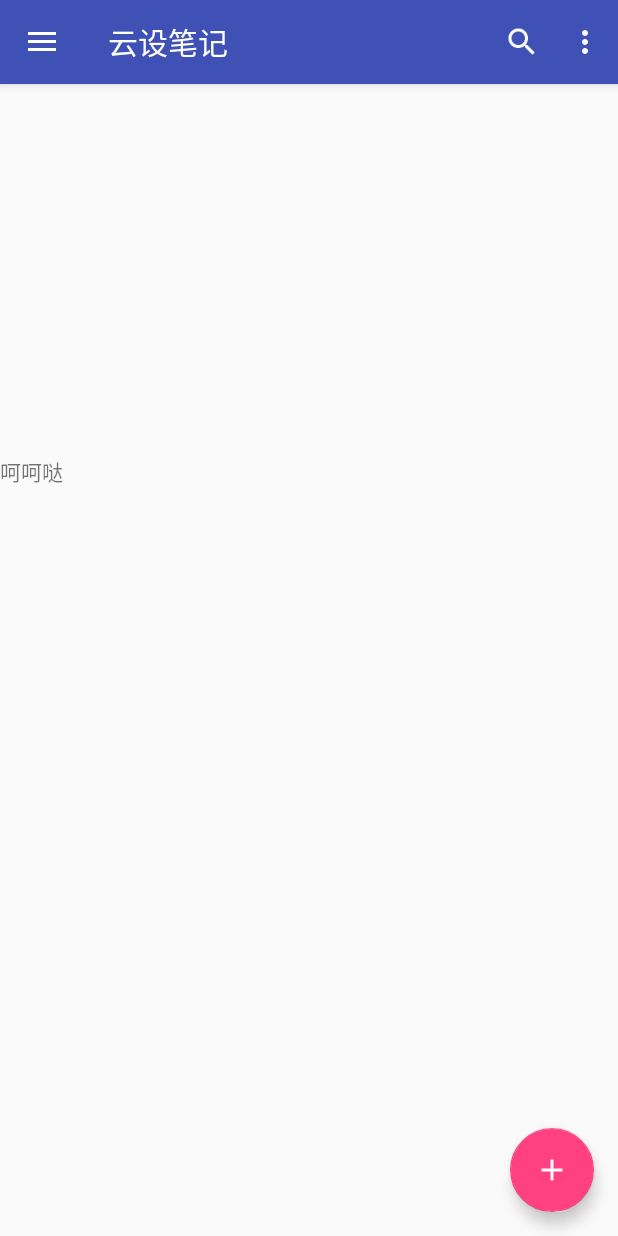
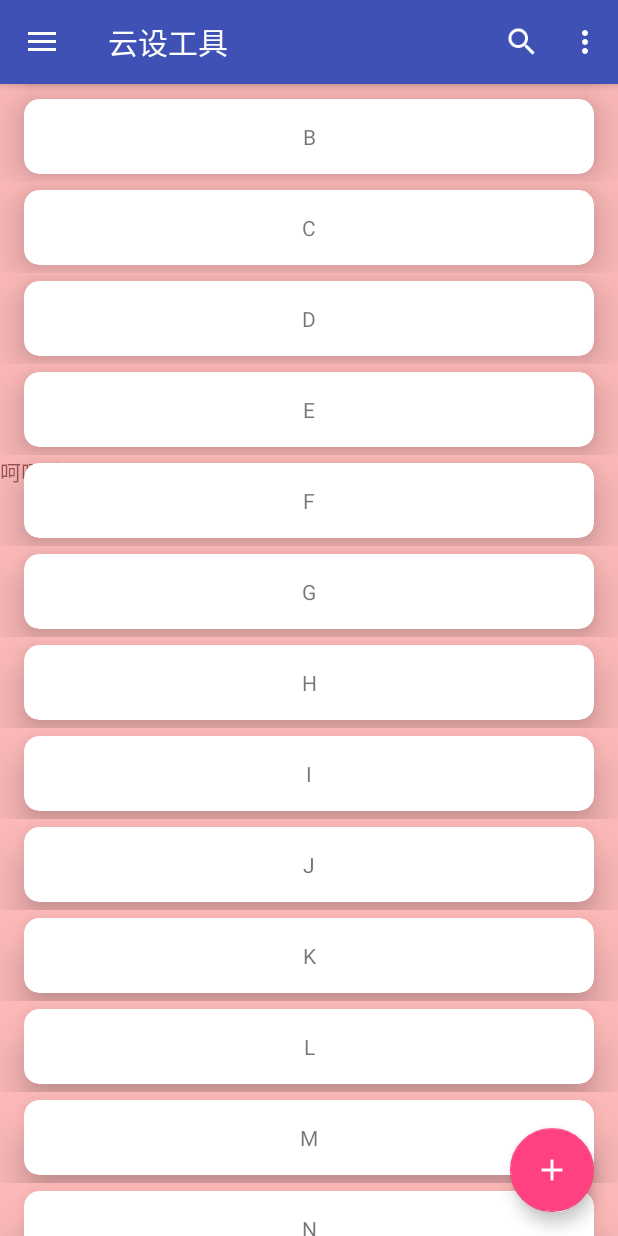
Before and after one commit to mengxx123/tool-android, an Android app: the screen it shows after launch (Main2Activity), on a phone screen of 412 x 824 dp. Run offline under Robolectric (Android 15) with nearby library versions, the phone set to English and light mode, and no system bars.

Commit message:
修改包名

```diff
--- a/app/build.gradle
+++ b/app/build.gradle
@@ -4,7 +4,7 @@ android {
     compileSdkVersion 26
     buildToolsVersion "26.0.1"
     defaultConfig {
-        applicationId "com.yunser.note"
+        applicationId "com.yunser.tool"
         minSdkVersion 19
         targetSdkVersion 26
         versionCode 1
@@ -27,5 +27,6 @@ dependencies {
     compile 'com.android.support:appcompat-v7:26.+'
     compile 'com.android.support:design:26.+'
     compile 'com.android.support.constraint:constraint-layout:1.0.2'
+    compile 'com.android.support:cardview-v7:23.1.1'
     testCompile 'junit:junit:4.12'
 }
--- a/app/src/main/AndroidManifest.xml
+++ b/app/src/main/AndroidManifest.xml
@@ -1,6 +1,6 @@
 <?xml version="1.0" encoding="utf-8"?>
 <manifest xmlns:android="http://schemas.android.com/apk/res/android"
-    package="com.yunser.note">
+    package="com.yunser.tool">
 
     <application
         android:allowBackup="true"
@@ -11,7 +11,7 @@
         android:theme="@style/AppTheme">
         <activity
             android:name=".Main2Activity"
-            android:label="云设笔记"
+            android:label="云设工具"
             android:theme="@style/AppTheme.NoActionBar">
             <intent-filter>
                 <action android:name="android.intent.action.MAIN" />
--- a/app/src/main/java/com/yunser/note/AboutActivity.java
+++ b/app/src/main/java/com/yunser/tool/AboutActivity.java
@@ -1,4 +1,4 @@
-package com.yunser.note;
+package com.yunser.tool;
 
 import android.os.Bundle;
 import android.support.v7.app.AppCompatActivity;
--- a/app/src/main/java/com/yunser/note/Main2Activity.java
+++ b/app/src/main/java/com/yunser/tool/Main2Activity.java
@@ -1,11 +1,14 @@
-package com.yunser.note;
+package com.yunser.tool;
 
 import android.content.DialogInterface;
 import android.content.Intent;
 import android.os.Bundle;
 import android.support.design.widget.FloatingActionButton;
-import android.support.design.widget.Snackbar;
 import android.support.v7.app.AlertDialog;
+import android.support.v7.widget.DividerItemDecoration;
+import android.support.v7.widget.LinearLayoutManager;
+import android.support.v7.widget.RecyclerView;
+import android.view.LayoutInflater;
 import android.view.View;
 import android.support.design.widget.NavigationView;
 import android.support.v4.view.GravityCompat;
@@ -15,12 +18,19 @@ import android.support.v7.app.AppCompatActivity;
 import android.support.v7.widget.Toolbar;
 import android.view.Menu;
 import android.view.MenuItem;
+import android.view.ViewGroup;
 import android.widget.EditText;
 import android.widget.TextView;
+
+import java.util.ArrayList;
+import java.util.List;
 
 public class Main2Activity extends AppCompatActivity
         implements NavigationView.OnNavigationItemSelectedListener {
 
+    private RecyclerView mRecyclerView;
+    private List<String> mDatas;
+    private HomeAdapter mAdapter;
     MenuItem gMenuItem=null;
 
     @Override
@@ -77,7 +87,24 @@ public class Main2Activity extends AppCompatActivity
         menu.add(1, 1, 1, "menu_1");//动态添加menu
         menu.add(2, 2, 2, "menu_1");
         menu.add(3, 3, 3, "menu_1");
+
+        initData();
+        mRecyclerView = (RecyclerView) findViewById(R.id.id_recyclerview);
+        mRecyclerView.setLayoutManager(new LinearLayoutManager(this));
+        mRecyclerView.setAdapter(mAdapter = new HomeAdapter());
+//        mRecyclerView.addItemDecoration(new DividerItemDecoration(this,
+//                DividerItemDecoration.VERTICAL));
     }
+
+    protected void initData() {
+        mDatas = new ArrayList<String>();
+        for (int i = 'A'; i < 'z'; i++)
+        {
+            mDatas.add("" + (char) i);
+        }
+    }
+
+
 
     @Override
     public void onBackPressed() {
@@ -150,4 +177,42 @@ public class Main2Activity extends AppCompatActivity
         drawer.closeDrawer(GravityCompat.START);
         return true;
     }
+
+    class HomeAdapter extends RecyclerView.Adapter<HomeAdapter.MyViewHolder>
+    {
+
+        @Override
+        public MyViewHolder onCreateViewHolder(ViewGroup parent, int viewType)
+        {
+            MyViewHolder holder = new MyViewHolder(LayoutInflater.from(
+                    Main2Activity.this).inflate(R.layout.item_home, parent,
+                    false));
+            return holder;
+        }
+
+        @Override
+        public void onBindViewHolder(MyViewHolder holder, int position)
+        {
+            holder.tv.setText(mDatas.get(position));
+        }
+
+        @Override
+        public int getItemCount()
+        {
+            return mDatas.size();
+        }
+
+        class MyViewHolder extends RecyclerView.ViewHolder
+        {
+
+            TextView tv;
+
+            public MyViewHolder(View view)
+            {
+                super(view);
+                tv = (TextView) view.findViewById(R.id.id_num);
+            }
+        }
+    }
+
 }
--- a/app/src/main/java/com/yunser/note/MainActivity.java
+++ b/app/src/main/java/com/yunser/tool/MainActivity.java
@@ -1,4 +1,4 @@
-package com.yunser.note;
+package com.yunser.tool;
 
 import android.content.Intent;
 import android.os.Bundle;
--- a/app/src/main/java/com/yunser/note/ModeActivity.java
+++ b/app/src/main/java/com/yunser/tool/ModeActivity.java
@@ -1,4 +1,4 @@
-package com.yunser.note;
+package com.yunser.tool;
 
 import android.os.Bundle;
 import android.support.v7.app.AppCompatActivity;
--- a/app/src/main/java/com/yunser/note/NoteAddActivity.java
+++ b/app/src/main/java/com/yunser/tool/NoteAddActivity.java
@@ -1,7 +1,6 @@
-package com.yunser.note;
+package com.yunser.tool;
 
 import android.content.DialogInterface;
-import android.content.Intent;
 import android.os.Bundle;
 import android.support.v7.app.ActionBar;
 import android.support.v7.app.AlertDialog;
--- a/app/src/main/java/com/yunser/note/SettingActivity.java
+++ b/app/src/main/java/com/yunser/tool/SettingActivity.java
@@ -1,4 +1,4 @@
-package com.yunser.note;
+package com.yunser.tool;
 
 import android.os.Bundle;
 import android.support.v7.app.AppCompatActivity;
--- a/app/src/main/java/com/yunser/note/SettingsActivity.java
+++ b/app/src/main/java/com/yunser/tool/SettingsActivity.java
@@ -1,8 +1,7 @@
-package com.yunser.note;
+package com.yunser.tool;
 
 import android.annotation.TargetApi;
 import android.app.FragmentManager;
-import android.content.Intent;
 import android.os.Build;
 import android.os.Bundle;
 import android.preference.Preference;
--- a/app/src/main/java/com/yunser/note/ZhiHuActivity.java
+++ b/app/src/main/java/com/yunser/tool/ZhiHuActivity.java
@@ -1,4 +1,4 @@
-package com.yunser.note;
+package com.yunser.tool;
 
 import android.animation.Animator;
 import android.animation.ArgbEvaluator;
--- a/app/src/main/res/layout/activity_mode.xml
+++ b/app/src/main/res/layout/activity_mode.xml
@@ -8,6 +8,6 @@
     android:paddingLeft="@dimen/activity_horizontal_margin"
     android:paddingRight="@dimen/activity_horizontal_margin"
     android:paddingTop="@dimen/activity_vertical_margin"
-    tools:context="com.yunser.note.ModeActivity">
+    tools:context="com.yunser.tool.ModeActivity">
 
 </RelativeLayout>
--- a/app/src/main/res/layout/activity_setting2.xml
+++ b/app/src/main/res/layout/activity_setting2.xml
@@ -4,7 +4,7 @@
     xmlns:tools="http://schemas.android.com/tools"
     android:layout_width="match_parent"
     android:layout_height="match_parent"
-    tools:context="com.yunser.note.SettingActivity">
+    tools:context="com.yunser.tool.SettingActivity">
 
     <TextView
         android:layout_width="wrap_content"
--- a/app/src/main/res/layout/app_bar_main.xml
+++ b/app/src/main/res/layout/app_bar_main.xml
@@ -4,7 +4,7 @@
     xmlns:tools="http://schemas.android.com/tools"
     android:layout_width="match_parent"
     android:layout_height="match_parent"
-    tools:context="com.yunser.note.Main2Activity">
+    tools:context="com.yunser.tool.Main2Activity">
 
     <android.support.design.widget.AppBarLayout
         android:layout_width="match_parent"
@@ -39,10 +39,12 @@
             android:layout_width="match_parent"
             android:layout_height="wrap_content">
 
-            <ListView
-                android:id="@+id/listview"
+            <android.support.v7.widget.RecyclerView
+                android:id="@+id/id_recyclerview"
+                android:divider="#ffff0000"
+                android:dividerHeight="10dp"
                 android:layout_width="match_parent"
-                android:layout_height="wrap_content"/>
+                android:layout_height="match_parent" />
 
         </android.support.v4.widget.SwipeRefreshLayout>
     </RelativeLayout>
--- a/app/src/main/res/layout/content_main.xml
+++ b/app/src/main/res/layout/content_main.xml
@@ -5,7 +5,7 @@
     android:layout_width="match_parent"
     android:layout_height="match_parent"
     app:layout_behavior="@string/appbar_scrolling_view_behavior"
-    tools:context="com.yunser.note.Main2Activity"
+    tools:context="com.yunser.tool.Main2Activity"
     tools:showIn="@layout/app_bar_main">
 
     <TextView
--- /dev/null
+++ b/app/src/main/res/layout/item_home.xml
@@ -0,0 +1,29 @@
+<?xml version="1.0" encoding="utf-8"?>
+<FrameLayout xmlns:android="http://schemas.android.com/apk/res/android"
+    android:layout_width="match_parent"
+    android:background="#44ff0000"
+    android:layout_height="wrap_content" >
+
+    <android.support.v7.widget.CardView
+        xmlns:card_view="http://schemas.android.com/apk/res-auto"
+        android:id="@+id/card_view"
+        android:layout_width="match_parent"
+        android:layout_height="wrap_content"
+        card_view:cardBackgroundColor="@android:color/white"
+        android:layout_marginLeft="@dimen/activity_horizontal_margin"
+        android:layout_marginRight="@dimen/activity_horizontal_margin"
+        android:layout_marginTop="5dp"
+        android:layout_marginBottom="5dp"
+        card_view:cardCornerRadius="10dp"
+        card_view:cardElevation="16dp">
+        <TextView
+            android:id="@+id/id_num"
+            android:layout_width="match_parent"
+            android:layout_height="50dp"
+            android:gravity="center"
+            android:background="@drawable/drawable_viewclickripple"
+            android:text="1" />
+
+    </android.support.v7.widget.CardView>
+
+</FrameLayout>
```
Also changed, not shown: 4 other files.
